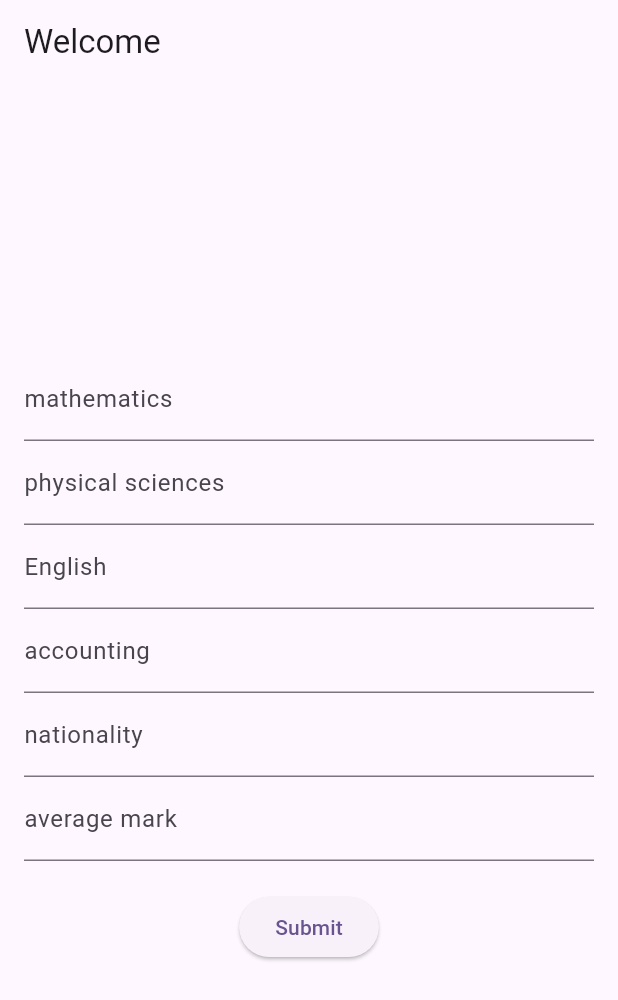
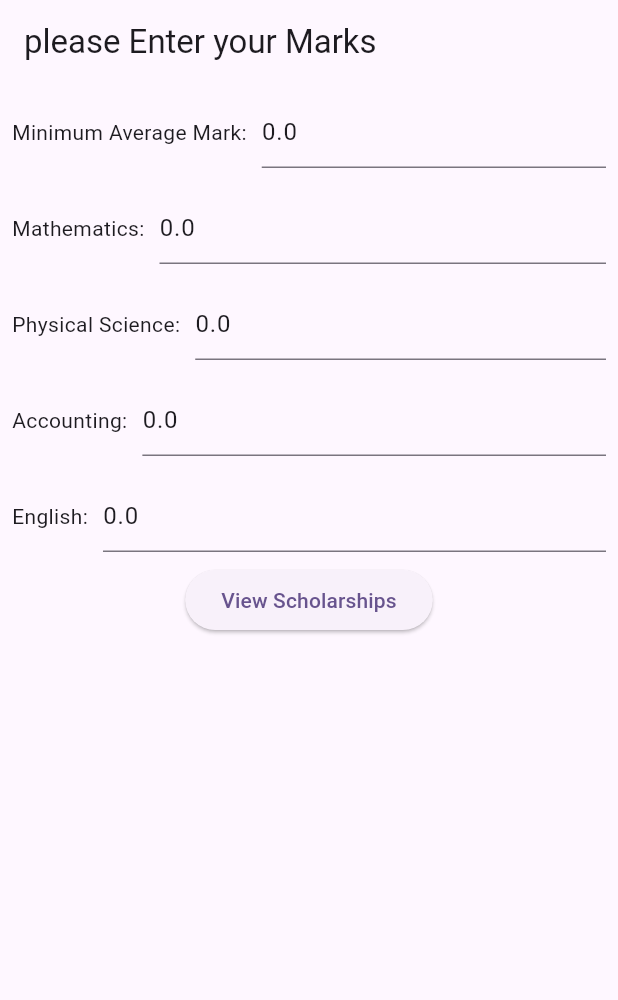
Before and after one commit to kagiso007/scholarships, a Flutter app: the screen it shows after launch, on a phone screen of 412 x 824 dp. Shown: the top 1000 px of the screen. Run offline on Flutter 3.47's test engine with Material 3 defaults, Android fonts, the phone set to English and light mode, and no system bars; our stand-ins replace supabase_flutter; accounts and stored records are empty.

Commit message:
fix average mark issue

```diff
--- a/lib/inputpage.dart
+++ b/lib/inputpage.dart
@@ -1,72 +1,138 @@
 import 'package:flutter/material.dart';
 import 'package:scholarships/homepage.dart';
 
-class WelcomePage extends StatefulWidget {
-  const WelcomePage({super.key});
+class EnterMarksPage extends StatefulWidget {
+  const EnterMarksPage({super.key});
 
   @override
-  _WelcomePageState createState() => _WelcomePageState();
+  State<EnterMarksPage> createState() => _EnterMarksPageState();
 }
 
-class _WelcomePageState extends State<WelcomePage> {
-  final TextEditingController mathematicsController = TextEditingController();
-  final TextEditingController physicsController = TextEditingController();
-  final TextEditingController EnglishController = TextEditingController();
-  final TextEditingController accountingController = TextEditingController();
-  final TextEditingController nationalityController = TextEditingController();
-  final TextEditingController averagemarkController = TextEditingController();
-
-  void _navigateToHomePage() {
-    Navigator.of(context).push(MaterialPageRoute(
-      builder: (context) => const MyHomePage(),
-    ));
-  }
+class _EnterMarksPageState extends State<EnterMarksPage> {
+  final TextEditingController _minAverageMarkController =
+      TextEditingController(text: '0.0');
+  final TextEditingController _minMathMarkController =
+      TextEditingController(text: '0.0');
+  final TextEditingController _minPhysicsMarkController =
+      TextEditingController(text: '0.0');
+  final TextEditingController _minAccountingMarkController =
+      TextEditingController(text: '0.0');
+  final TextEditingController _minEnglishMarkController =
+      TextEditingController(text: '0.0');
 
   @override
   Widget build(BuildContext context) {
     return Scaffold(
       appBar: AppBar(
-        title: const Text("Welcome"),
+        title: const Text("please Enter your Marks"),
       ),
-      body: Padding(
-        padding: const EdgeInsets.all(16.0),
-        child: Column(
-          mainAxisAlignment: MainAxisAlignment.center,
-          children: [
-            TextField(
-              controller: mathematicsController,
-              decoration: const InputDecoration(labelText: 'mathematics'),
+      body: Column(
+        children: [
+          Padding(
+            padding: const EdgeInsets.all(8.0),
+            child: Row(
+              children: [
+                const Text('Minimum Average Mark:'),
+                const SizedBox(width: 10),
+                Expanded(
+                  child: TextFormField(
+                    controller: _minAverageMarkController,
+                    keyboardType: TextInputType.number,
+                    decoration: const InputDecoration(hintText: "0.0"),
+                  ),
+                ),
+              ],
             ),
-            TextField(
-              controller: physicsController,
-              decoration: const InputDecoration(labelText: 'physical sciences'),
+          ),
+          Padding(
+            padding: const EdgeInsets.all(8.0),
+            child: Row(
+              children: [
+                const Text('Mathematics:'),
+                const SizedBox(width: 10),
+                Expanded(
+                  child: TextFormField(
+                    controller: _minMathMarkController,
+                    keyboardType: TextInputType.number,
+                    decoration: const InputDecoration(hintText: "0.0"),
+                  ),
+                ),
+              ],
             ),
-            TextField(
-              controller: EnglishController,
-              decoration: const InputDecoration(labelText: 'English'),
+          ),
+          Padding(
+            padding: const EdgeInsets.all(8.0),
+            child: Row(
+              children: [
+                const Text('Physical Science:'),
+                const SizedBox(width: 10),
+                Expanded(
+                  child: TextFormField(
+                    controller: _minPhysicsMarkController,
+                    keyboardType: TextInputType.number,
+                    decoration: const InputDecoration(hintText: "0.0"),
+                  ),
+                ),
+              ],
             ),
-            TextField(
-              controller: accountingController,
-              decoration: const InputDecoration(labelText: 'accounting'),
+          ),
+          Padding(
+            padding: const EdgeInsets.all(8.0),
+            child: Row(
+              children: [
+                const Text('Accounting:'),
+                const SizedBox(width: 10),
+                Expanded(
+                  child: TextFormField(
+                    controller: _minAccountingMarkController,
+                    keyboardType: TextInputType.number,
+                    decoration: const InputDecoration(hintText: "0.0"),
+                  ),
+                ),
+              ],
             ),
-            TextField(
-              controller: nationalityController,
-              decoration: const InputDecoration(labelText: 'nationality'),
+          ),
+          Padding(
+            padding: const EdgeInsets.all(8.0),
+            child: Row(
+              children: [
+                const Text('English:'),
+                const SizedBox(width: 10),
+                Expanded(
+                  child: TextFormField(
+                    controller: _minEnglishMarkController,
+                    keyboardType: TextInputType.number,
+                    decoration: const InputDecoration(hintText: "0.0"),
+                  ),
+                ),
+              ],
             ),
-            TextField(
-              controller: averagemarkController,
-              decoration: const InputDecoration(labelText: 'average mark'),
-            ),
-            const SizedBox(height: 20),
-            ElevatedButton(
-              onPressed: () {
-                // You can process the inputs here if needed
-                _navigateToHomePage();
-              },
-              child: const Text('Submit'),
-            ),
-          ],
-        ),
+          ),
+          ElevatedButton(
+            onPressed: () {
+              // Navigate to the View Scholarships Page with the entered marks
+              Navigator.push(
+                context,
+                MaterialPageRoute(
+                  builder: (context) => Homepage(
+                    minAverageMark:
+                        double.tryParse(_minAverageMarkController.text) ?? 0.0,
+                    minMathMark:
+                        double.tryParse(_minMathMarkController.text) ?? 0.0,
+                    minPhysicsMark:
+                        double.tryParse(_minPhysicsMarkController.text) ?? 0.0,
+                    minAccountingMark:
+                        double.tryParse(_minAccountingMarkController.text) ??
+                            0.0,
+                    minEnglishMark:
+                        double.tryParse(_minEnglishMarkController.text) ?? 0.0,
+                  ),
+                ),
+              );
+            },
+            child: const Text("View Scholarships"),
+          ),
+        ],
       ),
     );
   }
--- a/lib/main.dart
+++ b/lib/main.dart
@@ -23,7 +23,7 @@ class MyApp extends StatelessWidget {
         colorScheme: ColorScheme.fromSeed(seedColor: Colors.deepPurple),
         useMaterial3: true,
       ),
-      home: const WelcomePage(),
+      home: const EnterMarksPage(),
       debugShowCheckedModeBanner: false,
     );
   }
```
Also changed, not shown: lib/homepage.dart (+34 -96 lines).
